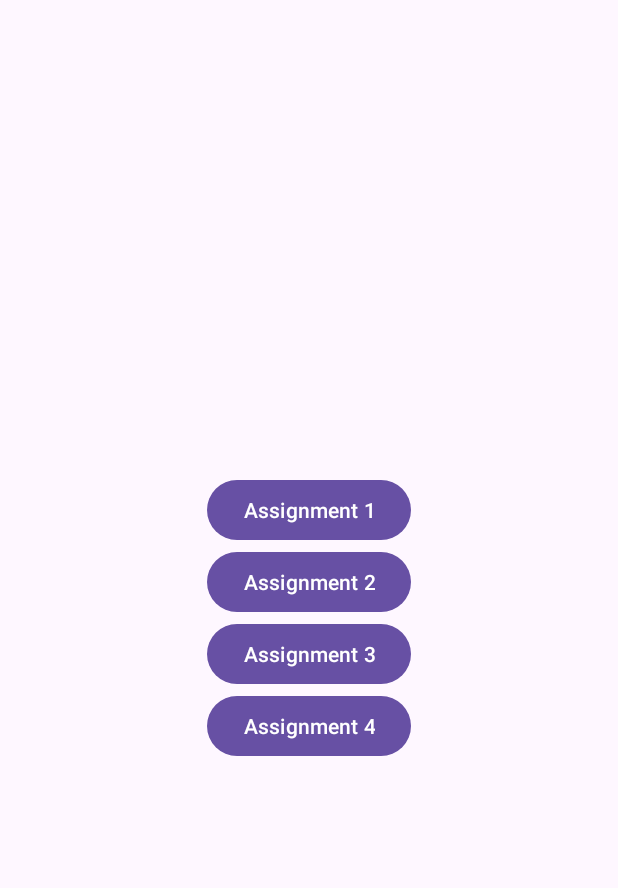
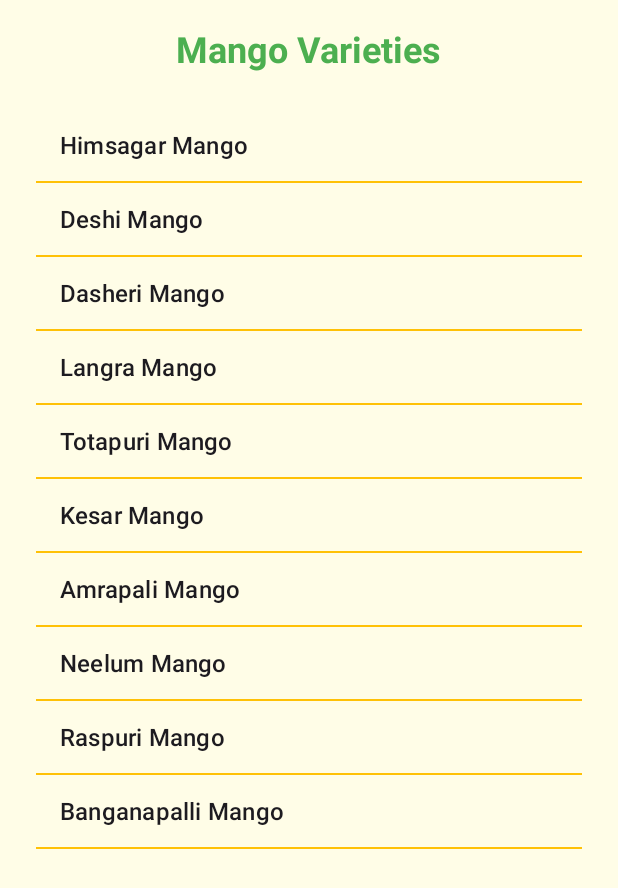
Before and after one commit to Miza-n/android_project1, an Android app: the screen it shows after launch (FrontPageActivity before the commit, listView after it), after a tap on "Assignment 4", on a phone screen of 412 x 824 dp. Shown: the top 888 px of the screen. Run offline under Robolectric (Android 15) with nearby library versions, the phone set to English and light mode, and no system bars.

Commit message:
List view

```diff
--- a/app/src/main/AndroidManifest.xml
+++ b/app/src/main/AndroidManifest.xml
@@ -12,6 +12,9 @@
         android:supportsRtl="true"
         android:theme="@style/Theme.Mizan04"
         tools:targetApi="31">
+        <activity
+            android:name=".listView"
+            android:exported="false" />
         <activity
             android:name=".Seekbar_Switch"
             android:exported="false" />
--- a/app/src/main/java/com/example/mizan04/FrontPageActivity.java
+++ b/app/src/main/java/com/example/mizan04/FrontPageActivity.java
@@ -50,7 +50,8 @@ public class FrontPageActivity extends AppCompatActivity {
         btn4.setOnClickListener(new View.OnClickListener() {
             @Override
             public void onClick(View v) {
-                Toast.makeText(FrontPageActivity.this, "Button 4 clicked", Toast.LENGTH_SHORT).show();
+                Intent intent = new Intent(getApplicationContext(), listView.class);
+                startActivity(intent);
             }
         });
     }
--- /dev/null
+++ b/app/src/main/java/com/example/mizan04/listView.java
@@ -0,0 +1,52 @@
+package com.example.mizan04;
+
+import android.os.Bundle;
+import android.view.View;
+import android.widget.AdapterView;
+import android.widget.ArrayAdapter;
+import android.widget.ListView;
+import android.widget.TextView;
+import android.widget.Toast;
+
+import androidx.appcompat.app.AppCompatActivity;
+
+import java.util.ArrayList;
+
+public class listView extends AppCompatActivity {
+
+    private ListView myListView;
+
+    @Override
+    protected void onCreate(Bundle savedInstanceState) {
+        super.onCreate(savedInstanceState);
+        setContentView(R.layout.activity_list_view);
+
+        myListView = findViewById(R.id.listView);
+
+        // List of different kinds of mangoes
+        ArrayList<String> mangoList = new ArrayList<>();
+        mangoList.add("Himsagar Mango");
+        mangoList.add("Deshi Mango");
+        mangoList.add("Dasheri Mango");
+        mangoList.add("Langra Mango");
+        mangoList.add("Totapuri Mango");
+        mangoList.add("Kesar Mango");
+        mangoList.add("Amrapali Mango");
+        mangoList.add("Neelum Mango");
+        mangoList.add("Raspuri Mango");
+        mangoList.add("Banganapalli Mango");
+
+
+        ArrayAdapter<String> arrayAdapter = new ArrayAdapter<>(this, android.R.layout.simple_list_item_1, mangoList);
+        myListView.setAdapter(arrayAdapter);
+
+        myListView.setOnItemClickListener(new AdapterView.OnItemClickListener() {
+            @Override
+            public void onItemClick(AdapterView<?> parent, View view, int position, long id) {
+
+                String selectedMango = ((TextView) view).getText().toString();
+                Toast.makeText(listView.this, "You selected: " + selectedMango, Toast.LENGTH_SHORT).show();
+            }
+        });
+    }
+}
--- /dev/null
+++ b/app/src/main/res/layout/activity_list_view.xml
@@ -0,0 +1,39 @@
+<?xml version="1.0" encoding="utf-8"?>
+<androidx.constraintlayout.widget.ConstraintLayout xmlns:android="http://schemas.android.com/apk/res/android"
+    xmlns:app="http://schemas.android.com/apk/res-auto"
+    xmlns:tools="http://schemas.android.com/tools"
+    android:layout_width="match_parent"
+    android:layout_height="match_parent"
+    android:background="#FFFDE7"
+    tools:context=".listView">
+
+
+    <TextView
+        android:id="@+id/titleTextView"
+        android:layout_width="wrap_content"
+        android:layout_height="wrap_content"
+        android:text="Mango Varieties"
+        android:textColor="#4CAF50"
+        android:textStyle="bold"
+        android:textSize="24sp"
+        app:layout_constraintTop_toTopOf="parent"
+        app:layout_constraintStart_toStartOf="parent"
+        app:layout_constraintEnd_toEndOf="parent"
+        android:layout_marginTop="16dp" />
+
+
+    <ListView
+        android:id="@+id/listView"
+        android:layout_width="0dp"
+        android:layout_height="0dp"
+        android:divider="#FFC107"
+        android:dividerHeight="1dp"
+        android:padding="8dp"
+        app:layout_constraintTop_toBottomOf="@id/titleTextView"
+        app:layout_constraintStart_toStartOf="parent"
+        app:layout_constraintEnd_toEndOf="parent"
+        app:layout_constraintBottom_toBottomOf="parent"
+        android:layout_margin="16dp"
+       />
+
+</androidx.constraintlayout.widget.ConstraintLayout>
```
